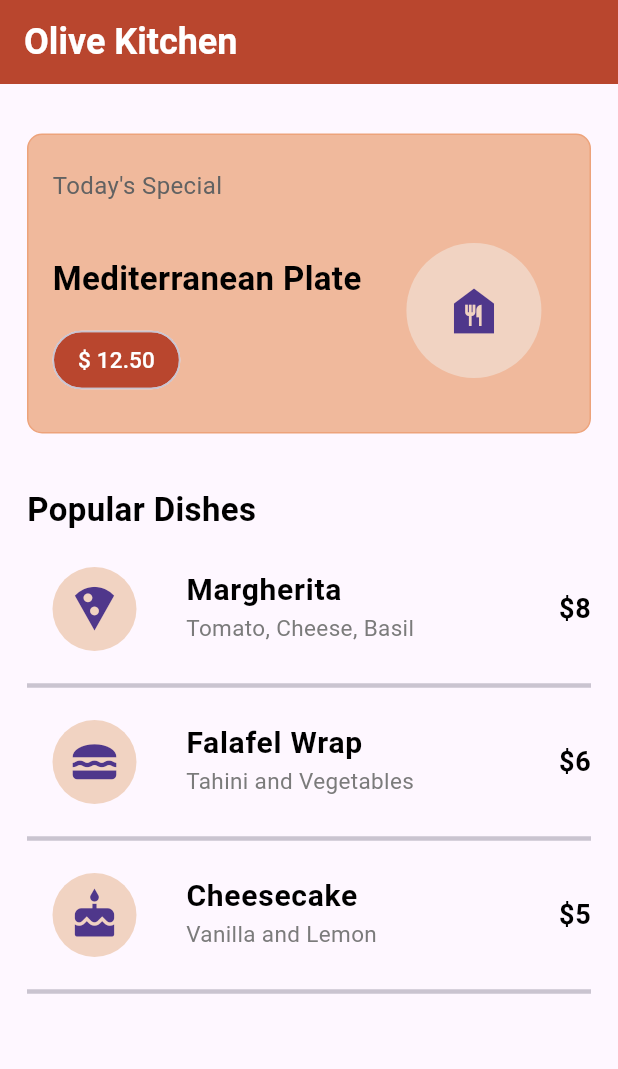
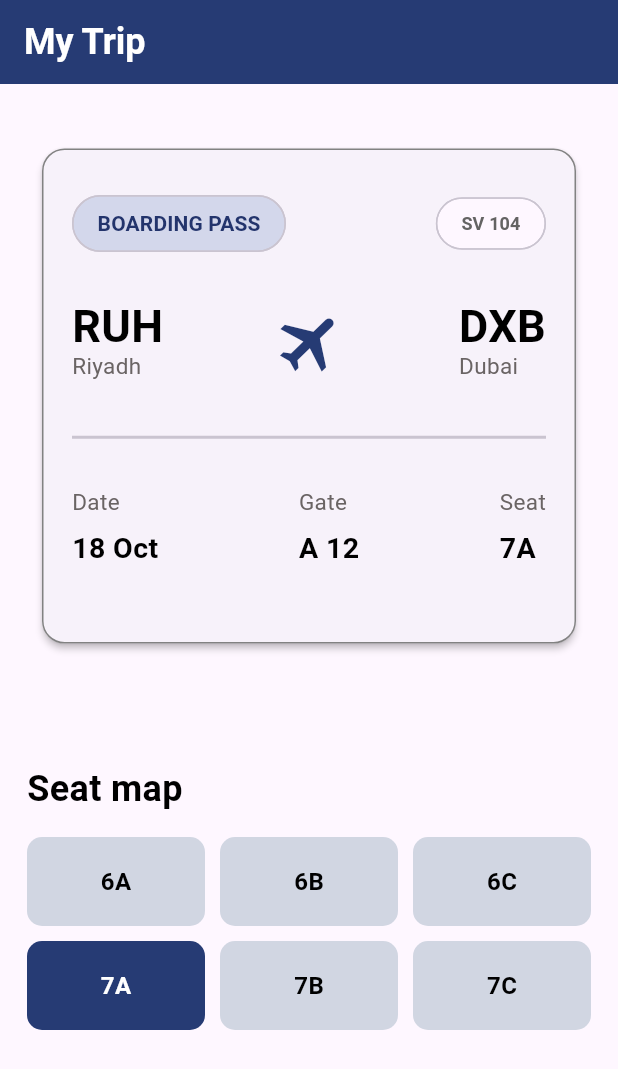
Before and after one commit to samish12/flutter_homeworks, a Flutter app: the screen it shows after launch, on a phone screen of 412 x 824 dp. Shown: the top 1069 px of the screen. Run offline on Flutter 3.47's test engine with Material 3 defaults, Android fonts, the phone set to English and light mode, and no system bars; missing offline and left inert: dart:ffi.

Commit message:
fourth task done

```diff
--- a/lib/main.dart
+++ b/lib/main.dart
@@ -3,9 +3,8 @@ import 'package:flutter/material.dart';
 import 'task_1_profile.dart';
 import 'task_2_course_dashboard.dart';
 import 'task_3_restaurant_menu.dart';
+import 'task_4_boarding_pass.dart';
 
 void main() {
-  runApp(
-    MaterialApp(debugShowCheckedModeBanner: false, home: RestaurantMenu()),
-  );
+  runApp(MaterialApp(debugShowCheckedModeBanner: false, home: BoardingPass()));
 }
--- a/lib/task_4_boarding_pass.dart
+++ b/lib/task_4_boarding_pass.dart
@@ -0,0 +1,312 @@
+import 'package:flutter/material.dart';
+
+class BoardingPass extends StatelessWidget {
+  @override
+  Widget build(BuildContext context) {
+    return Scaffold(
+      appBar: AppBar(
+        title: Text(
+          "My Trip",
+          style: TextStyle(
+            fontSize: 24,
+            fontWeight: FontWeight.bold,
+            color: Colors.white,
+          ),
+        ),
+        backgroundColor: Color(0xff263b74),
+      ),
+      body: ListView(
+        padding: EdgeInsets.all(18.0),
+        children: [
+          SizedBox(height: 15),
+          Card(
+            elevation: 2,
+            margin: EdgeInsets.all(10.0),
+            shape: RoundedRectangleBorder(
+              borderRadius: BorderRadiusGeometry.circular(15),
+              side: BorderSide(color: const Color.fromARGB(255, 130, 130, 130)),
+            ),
+            child: Padding(
+              padding: EdgeInsets.all(20.0),
+              child: Column(
+                children: [
+                  SizedBox(height: 6),
+                  Row(
+                    mainAxisAlignment: MainAxisAlignment.spaceBetween,
+                    children: [
+                      Chip(
+                        label: Text(
+                          "BOARDING PASS",
+                          style: TextStyle(
+                            fontSize: 14,
+                            fontWeight: FontWeight.bold,
+                            color: Color.fromARGB(255, 35, 52, 108),
+                          ),
+                        ),
+                        backgroundColor: Color.fromARGB(255, 211, 215, 235),
+                        shape: RoundedRectangleBorder(
+                          borderRadius: BorderRadius.circular(20),
+                        ),
+                      ),
+                      Chip(
+                        label: Text(
+                          "SV 104",
+                          style: TextStyle(
+                            fontSize: 12,
+                            fontWeight: FontWeight.bold,
+                            color: const Color.fromARGB(255, 100, 99, 99),
+                          ),
+                        ),
+                        shape: RoundedRectangleBorder(
+                          borderRadius: BorderRadius.circular(20),
+                        ),
+                      ),
+                    ],
+                  ),
+                  SizedBox(height: 30),
+                  Row(
+                    mainAxisAlignment: MainAxisAlignment.spaceBetween,
+                    children: [
+                      Column(
+                        crossAxisAlignment: CrossAxisAlignment.start,
+                        children: [
+                          Text(
+                            "RUH",
+                            style: TextStyle(
+                              fontSize: 30,
+                              fontWeight: FontWeight.bold,
+                              color: Colors.black,
+                              height: 1,
+                            ),
+                          ),
+                          Text(
+                            "Riyadh",
+                            style: TextStyle(
+                              fontSize: 15,
+                              color: const Color.fromARGB(255, 106, 100, 100),
+                            ),
+                          ),
+                        ],
+                      ),
+                      Transform.rotate(
+                        angle: 0.8,
+                        child: Icon(
+                          Icons.flight,
+                          size: 50,
+                          color: Color(0xff263b74),
+                        ),
+                      ),
+                      Column(
+                        crossAxisAlignment: CrossAxisAlignment.start,
+                        children: [
+                          Text(
+                            "DXB",
+                            style: TextStyle(
+                              fontSize: 30,
+                              fontWeight: FontWeight.bold,
+                              color: Colors.black,
+                              height: 1,
+                            ),
+                          ),
+                          Text(
+                            "Dubai",
+                            style: TextStyle(
+                              fontSize: 15,
+                              color: const Color.fromARGB(255, 106, 100, 100),
+                            ),
+                          ),
+                        ],
+                      ),
+                    ],
+                  ),
+                  SizedBox(height: 30),
+                  Divider(height: 15, thickness: 2),
+                  SizedBox(height: 25),
+                  Row(
+                    mainAxisAlignment: MainAxisAlignment.spaceBetween,
+                    children: [
+                      Column(
+                        crossAxisAlignment: CrossAxisAlignment.start,
+                        children: [
+                          Text(
+                            "Date",
+                            style: TextStyle(
+                              fontSize: 15,
+                              color: const Color.fromARGB(255, 106, 100, 100),
+                            ),
+                          ),
+                          SizedBox(height: 7),
+                          Text(
+                            "18 Oct",
+                            style: TextStyle(
+                              fontSize: 19,
+                              fontWeight: FontWeight.bold,
+                              color: Colors.black,
+                            ),
+                          ),
+                        ],
+                      ),
+                      Column(
+                        crossAxisAlignment: CrossAxisAlignment.start,
+                        children: [
+                          Text(
+                            "Gate",
+                            style: TextStyle(
+                              fontSize: 15,
+                              color: const Color.fromARGB(255, 106, 100, 100),
+                            ),
+                          ),
+                          SizedBox(height: 7),
+                          Text(
+                            "A 12",
+                            style: TextStyle(
+                              fontSize: 19,
+                              fontWeight: FontWeight.bold,
+                              color: Colors.black,
+                            ),
+                          ),
+                        ],
+                      ),
+                      Column(
+                        crossAxisAlignment: CrossAxisAlignment.start,
+                        children: [
+                          Text(
+                            "Seat",
+                            style: TextStyle(
+                              fontSize: 15,
+                              color: const Color.fromARGB(255, 106, 100, 100),
+                            ),
+                          ),
+                          SizedBox(height: 7),
+                          Text(
+                            "7A",
+                            style: TextStyle(
+                              fontSize: 19,
+                              fontWeight: FontWeight.bold,
+                              color: Colors.black,
+                            ),
+                          ),
+                        ],
+                      ),
+                    ],
+                  ),
+                  SizedBox(height: 30),
+                ],
+              ),
+            ),
+          ),
+          SizedBox(height: 70),
+          Text(
+            "Seat map",
+            style: TextStyle(
+              fontSize: 24,
+              fontWeight: FontWeight.bold,
+              color: Colors.black,
+            ),
+          ),
+          SizedBox(height: 15),
+          GridView.count(
+            crossAxisCount: 3,
+            shrinkWrap: true,
+            physics: NeverScrollableScrollPhysics(),
+            mainAxisSpacing: 10,
+            crossAxisSpacing: 10,
+            childAspectRatio: 2.0,
+            children: [
+              Container(
+                alignment: Alignment.center,
+                decoration: BoxDecoration(
+                  color: Color.fromARGB(255, 209, 214, 226),
+                  borderRadius: BorderRadius.circular(10),
+                ),
+                child: Text(
+                  "6A",
+                  style: TextStyle(
+                    fontSize: 16,
+                    fontWeight: FontWeight.bold,
+                    color: Colors.black,
+                  ),
+                ),
+              ),
+              Container(
+                alignment: Alignment.center,
+                decoration: BoxDecoration(
+                  color: Color.fromARGB(255, 209, 214, 226),
+                  borderRadius: BorderRadius.circular(10),
+                ),
+                child: Text(
+                  "6B",
+                  style: TextStyle(
+                    fontSize: 16,
+                    fontWeight: FontWeight.bold,
+                    color: Colors.black,
+                  ),
+                ),
+              ),
+              Container(
+                alignment: Alignment.center,
+                decoration: BoxDecoration(
+                  color: Color.fromARGB(255, 209, 214, 226),
+                  borderRadius: BorderRadius.circular(10),
+                ),
+                child: Text(
+                  "6C",
+                  style: TextStyle(
+                    fontSize: 16,
+                    fontWeight: FontWeight.bold,
+                    color: Colors.black,
+                  ),
+                ),
+              ),
+              Container(
+                alignment: Alignment.center,
+                decoration: BoxDecoration(
+                  color: Color(0xff263b74),
+                  borderRadius: BorderRadius.circular(10),
+                ),
+                child: Text(
+                  "7A",
+                  style: TextStyle(
+                    fontSize: 16,
+                    fontWeight: FontWeight.bold,
+                    color: Colors.white,
+                  ),
+                ),
+              ),
+              Container(
+                alignment: Alignment.center,
+                decoration: BoxDecoration(
+                  color: Color.fromARGB(255, 209, 214, 226),
+                  borderRadius: BorderRadius.circular(10),
+                ),
+                child: Text(
+                  "7B",
+                  style: TextStyle(
+                    fontSize: 16,
+                    fontWeight: FontWeight.bold,
+                    color: Colors.black,
+                  ),
+                ),
+              ),
+              Container(
+                alignment: Alignment.center,
+                decoration: BoxDecoration(
+                  color: Color.fromARGB(255, 209, 214, 226),
+                  borderRadius: BorderRadius.circular(10),
+                ),
+                child: Text(
+                  "7C",
+                  style: TextStyle(
+                    fontSize: 16,
+                    fontWeight: FontWeight.bold,
+                    color: Colors.black,
+                  ),
+                ),
+              ),
+            ],
+          ),
+        ],
+      ),
+    );
+  }
+}
```
